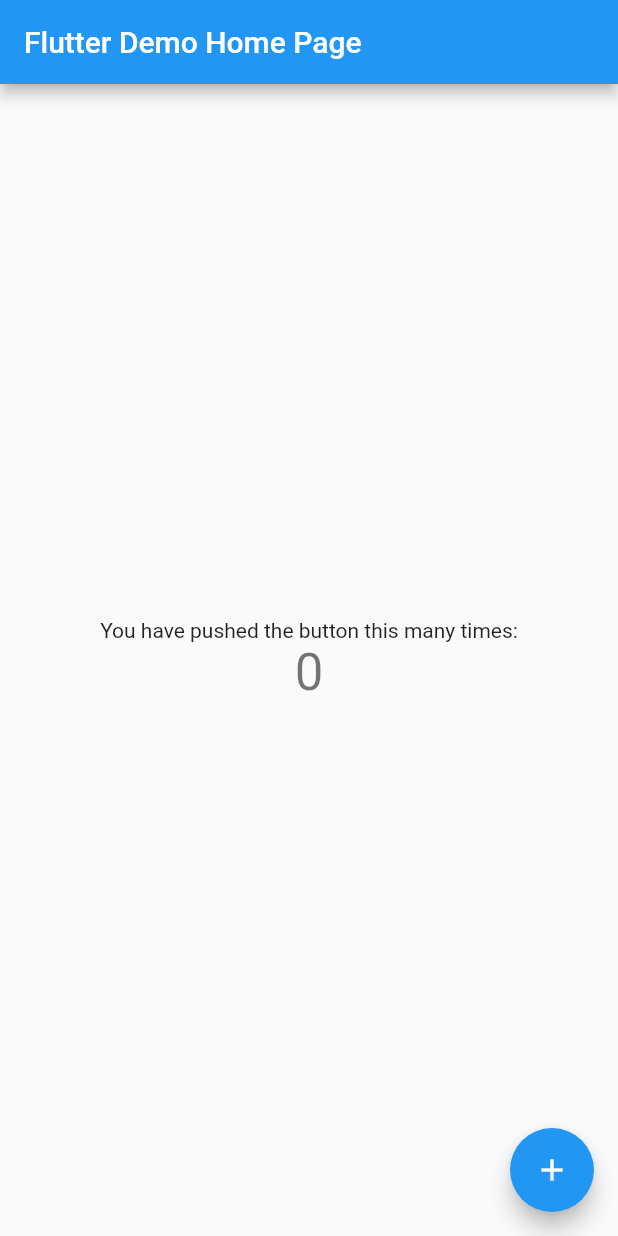
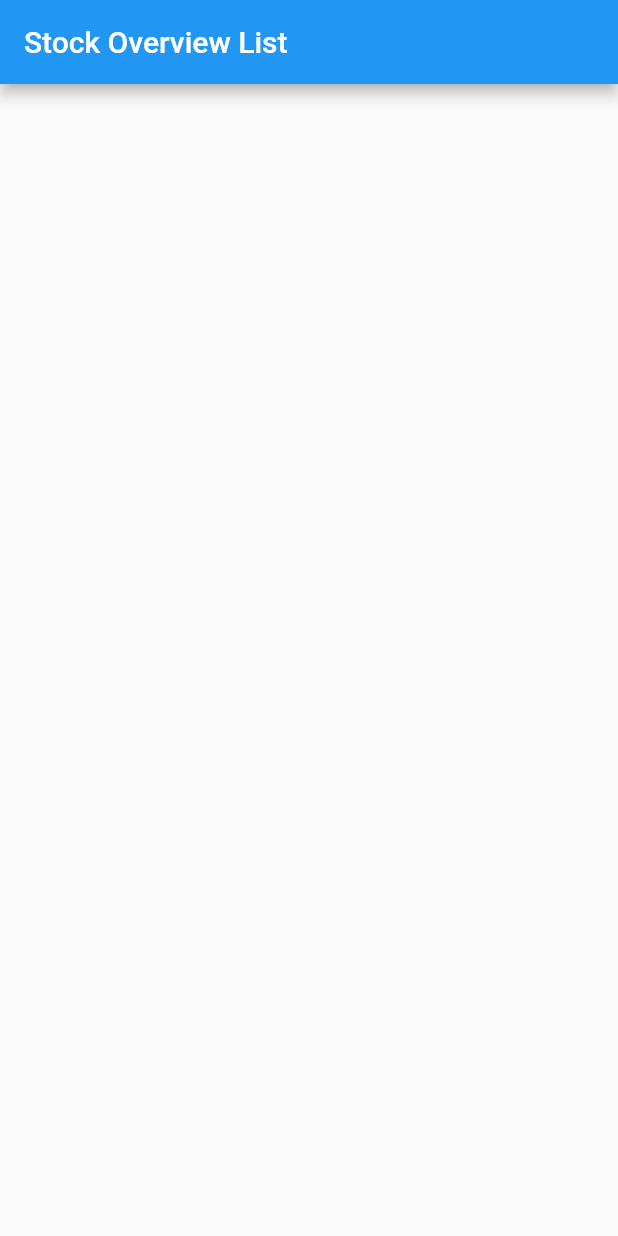
Before and after one commit to dutsky/stock_overview_flutter, a Flutter app: the screen it shows after launch, on a phone screen of 412 x 824 dp. Run offline on Flutter 3.47's test engine with Material 2 defaults, Android fonts, the phone set to English and light mode, and no system bars.

Commit message:
add basic screen skeleton

```diff
--- /dev/null
+++ b/lib/app.dart
@@ -0,0 +1,12 @@
+import 'package:flutter/material.dart';
+import 'package:stock_overview_flutter/screens/stock_list/stock_list_screen.dart';
+
+class MyApp extends StatelessWidget {
+  const MyApp({super.key});
+
+  // This widget is the root of your application.
+  @override
+  Widget build(BuildContext context) {
+    return const MaterialApp(home: StockListScreen());
+  }
+}
--- a/lib/main.dart
+++ b/lib/main.dart
@@ -1,112 +1,4 @@
 import 'package:flutter/material.dart';
+import 'package:stock_overview_flutter/app.dart';
 
 void main() => runApp(const MyApp());
-
-class MyApp extends StatelessWidget {
-  const MyApp({super.key});
-
-  // This widget is the root of your application.
-  @override
-  Widget build(BuildContext context) {
-    return MaterialApp(
-      title: 'Flutter Demo',
-      theme: ThemeData(
-        // This is the theme of your application.
-        //
-        // Try running your application with "flutter run". You'll see the
-        // application has a blue toolbar. Then, without quitting the app, try
-        // changing the primarySwatch below to Colors.green and then invoke
-        // "hot reload" (press "r" in the console where you ran "flutter run",
-        // or press Run > Flutter Hot Reload in a Flutter IDE). Notice that the
-        // counter didn't reset back to zero; the application is not restarted.
-        primarySwatch: Colors.blue,
-      ),
-      home: const MyHomePage(title: 'Flutter Demo Home Page'),
-    );
-  }
-}
-
-class MyHomePage extends StatefulWidget {
-  const MyHomePage({super.key, required this.title});
-
-  // This widget is the home page of your application. It is stateful, meaning
-  // that it has a State object (defined below) that contains fields that affect
-  // how it looks.
-
-  // This class is the configuration for the state. It holds the values (in this
-  // case the title) provided by the parent (in this case the App widget) and
-  // used by the build method of the State. Fields in a Widget subclass are
-  // always marked "final".
-
-  final String title;
-
-  @override
-  State<MyHomePage> createState() => _MyHomePageState();
-}
-
-class _MyHomePageState extends State<MyHomePage> {
-  int _counter = 0;
-
-  void _incrementCounter() {
-    setState(() {
-      // This call to setState tells the Flutter framework that something has
-      // changed in this State, which causes it to rerun the build method below
-      // so that the display can reflect the updated values. If we changed
-      // _counter without calling setState(), then the build method would not be
-      // called again, and so nothing would appear to happen.
-      _counter++;
-    });
-  }
-
-  @override
-  Widget build(BuildContext context) {
-    // This method is rerun every time setState is called, for instance as done
-    // by the _incrementCounter method above.
-    //
-    // The Flutter framework has been optimized to make rerunning build methods
-    // fast, so that you can just rebuild anything that needs updating rather
-    // than having to individually change instances of widgets.
-    return Scaffold(
-      appBar: AppBar(
-        // Here we take the value from the MyHomePage object that was created by
-        // the App.build method, and use it to set our appbar title.
-        title: Text(widget.title),
-      ),
-      body: Center(
-        // Center is a layout widget. It takes a single child and positions it
-        // in the middle of the parent.
-        child: Column(
-          // Column is also a layout widget. It takes a list of children and
-          // arranges them vertically. By default, it sizes itself to fit its
-          // children horizontally, and tries to be as tall as its parent.
-          //
-          // Invoke "debug painting" (press "p" in the console, choose the
-          // "Toggle Debug Paint" action from the Flutter Inspector in Android
-          // Studio, or the "Toggle Debug Paint" command in Visual Studio Code)
-          // to see the wireframe for each widget.
-          //
-          // Column has various properties to control how it sizes itself and
-          // how it positions its children. Here we use mainAxisAlignment to
-          // center the children vertically; the main axis here is the vertical
-          // axis because Columns are vertical (the cross axis would be
-          // horizontal).
-          mainAxisAlignment: MainAxisAlignment.center,
-          children: <Widget>[
-            const Text(
-              'You have pushed the button this many times:',
-            ),
-            Text(
-              '$_counter',
-              style: Theme.of(context).textTheme.headline4,
-            ),
-          ],
-        ),
-      ),
-      floatingActionButton: FloatingActionButton(
-        onPressed: _incrementCounter,
-        tooltip: 'Increment',
-        child: const Icon(Icons.add),
-      ), // This trailing comma makes auto-formatting nicer for build methods.
-    );
-  }
-}
--- /dev/null
+++ b/lib/screens/stock_list/stock_list_screen.dart
@@ -0,0 +1,21 @@
+import 'package:flutter/material.dart';
+
+class StockListScreen extends StatelessWidget {
+  const StockListScreen({super.key});
+
+  @override
+  Widget build(BuildContext context) {
+    return Scaffold(
+      appBar: AppBar(
+        title: const Text('Stock Overview List'),
+      ),
+      body: const Padding(
+        padding: EdgeInsets.symmetric(
+          vertical: 20.0,
+          horizontal: 16.0,
+        ),
+        child: SizedBox.shrink(),
+      ),
+    );
+  }
+}
```
Also changed, not shown: 1 other file.
